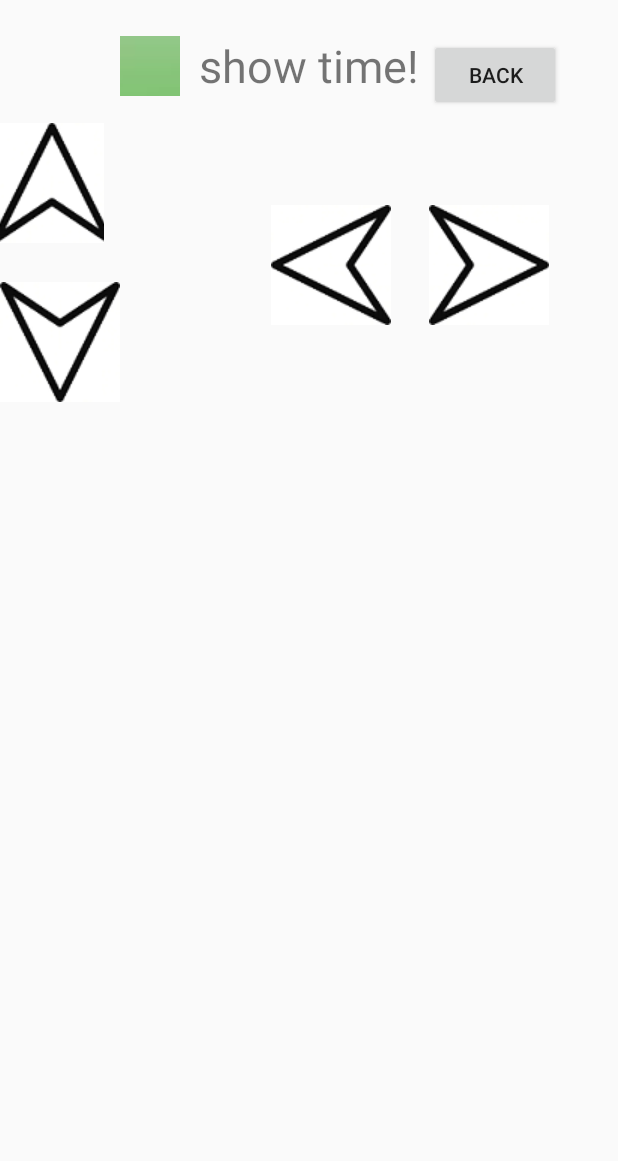
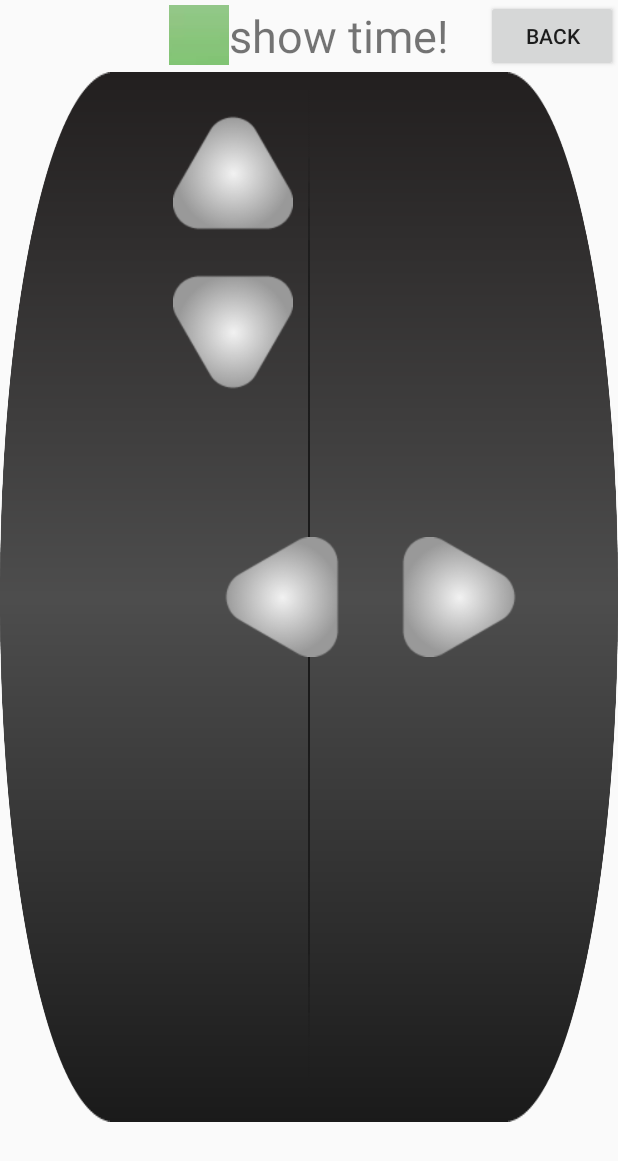
Before and after one commit to Danielfee1995/controlcar, an Android app: the layout activity_control.xml on its own in the app's theme, with its tools: preview values and no code run, on a phone screen of 412 x 824 dp. Shown: the top 1161 px of the screen. Run offline under Robolectric (Android 15) with nearby library versions, the phone set to English and light mode, and no system bars.

Commit message:
final project

```diff
--- a/app/src/main/res/layout/activity_control.xml
+++ b/app/src/main/res/layout/activity_control.xml
@@ -1,60 +1,88 @@
 <?xml version="1.0" encoding="utf-8"?>
-<RelativeLayout xmlns:android="http://schemas.android.com/apk/res/android"
+<LinearLayout xmlns:android="http://schemas.android.com/apk/res/android"
     xmlns:app="http://schemas.android.com/apk/res-auto"
     xmlns:tools="http://schemas.android.com/tools"
     android:layout_width="match_parent"
     android:layout_height="match_parent"
+    android:orientation="vertical"
     tools:context="com.example.legendpeng.controlcar.ControlActivity">
 
 
-    <TextView
-
+    <RelativeLayout
         android:layout_width="wrap_content"
         android:layout_height="wrap_content"
-        android:layout_alignParentTop="true"
-        android:layout_centerHorizontal="true"
-        android:layout_marginTop="23dp"
+        android:orientation="horizontal"
+
+        >
+        <LinearLayout
+            android:layout_width="wrap_content"
+            android:layout_height="wrap_content"
+            android:layout_centerInParent="true">
+            <ImageButton
+
+                android:background="#00000000"
+                android:id="@+id/imageButton3"
+                android:layout_width="40dp"
+                android:layout_height="40dp"
+
+                android:src="@drawable/green" />
+            <TextView
+                android:layout_width="wrap_content"
+                android:layout_height="wrap_content"
+
                 android:text="@string/show"
                 android:textSize="30dp"
-        android:id="@+id/textView5" />
+                android:id="@+id/textView5"/>
+            <!--android:background="@drawable/device_name"/>-->
+        </LinearLayout>
 
         <Button
             android:id="@+id/btn_abort"
             android:layout_width="wrap_content"
             android:layout_height="wrap_content"
-        android:layout_alignBaseline="@+id/textView5"
-        android:layout_alignBottom="@+id/textView5"
-        android:layout_alignParentEnd="true"
             android:layout_alignParentRight="true"
-        android:layout_marginEnd="38dp"
-        android:layout_marginRight="38dp"
             android:text="back" />
+    </RelativeLayout>
+
+
+<RelativeLayout
+    android:layout_width="wrap_content"
+    android:layout_height="wrap_content">
+
+    <ImageView
+        android:layout_width="wrap_content"
+        android:layout_height="wrap_content"
+        android:layout_alignParentLeft="true"
+        android:layout_alignParentStart="true"
+        android:layout_alignParentTop="true"
+        android:background="@drawable/remote_body" />
 
     <ImageButton
         android:id="@+id/ib_up"
         android:layout_width="80dp"
         android:layout_height="80dp"
 
-        android:layout_below="@+id/textView5"
-        android:layout_marginEnd="63dp"
-        android:layout_marginRight="63dp"
-        android:layout_marginTop="18dp"
-        android:layout_toLeftOf="@+id/textView5"
-        android:layout_toStartOf="@+id/textView5"
-        android:background="@drawable/control_background"
-        android:src="@drawable/pointer" />
+        android:layout_alignParentLeft="true"
+        android:layout_alignParentStart="true"
+        android:layout_alignParentTop="true"
+        android:layout_marginLeft="115dp"
+        android:layout_marginStart="115dp"
+        android:layout_marginTop="27dp"
+        android:background="@drawable/upplan" />
+        <!--android:src="@drawable/pointer" -->
+
 
     <ImageButton
         android:id="@+id/ib_left"
         android:layout_width="80dp"
         android:layout_height="80dp"
-        android:layout_alignTop="@+id/ib_right"
-        android:layout_marginEnd="25dp"
-        android:layout_marginRight="25dp"
-        android:layout_toLeftOf="@+id/btn_abort"
-        android:layout_toStartOf="@+id/btn_abort"
-        android:background="@drawable/control_background"
-        android:src="@drawable/pointer_left" />
+        android:layout_centerVertical="true"
+        android:layout_marginEnd="38dp"
+        android:layout_marginRight="38dp"
+        android:layout_toLeftOf="@+id/ib_right"
+        android:layout_toStartOf="@+id/ib_right"
+        android:background="@drawable/leftplan" />
+        <!--android:src="@drawable/pointer_left" -->
 
     <ImageButton
         android:id="@+id/ib_down"
@@ -66,29 +94,23 @@
         android:layout_alignStart="@+id/ib_up"
         android:layout_below="@+id/ib_up"
         android:layout_marginTop="26dp"
-        android:background="@drawable/control_background"
-        android:src="@drawable/pointer_down" />
+        android:background="@drawable/downplan" />
+        <!--android:src="@drawable/pointer_down" -->
+
 
     <ImageButton
         android:id="@+id/ib_right"
         android:layout_width="80dp"
         android:layout_height="80dp"
 
-        android:layout_alignBottom="@+id/ib_down"
-        android:layout_alignLeft="@+id/btn_abort"
-        android:layout_alignStart="@+id/btn_abort"
-        android:layout_marginBottom="51dp"
-        android:background="@drawable/control_background"
-        android:src="@drawable/pointer_right" />
-
-    <ImageButton
-        android:background="#00000000"
-        android:id="@+id/imageButton3"
-        android:layout_width="40dp"
-        android:layout_height="40dp"
-        android:layout_above="@+id/ib_up"
-        android:layout_toEndOf="@+id/ib_down"
-        android:layout_toRightOf="@+id/ib_down"
-        android:src="@drawable/green" />
+        android:layout_alignParentEnd="true"
+        android:layout_alignParentRight="true"
+        android:layout_centerVertical="true"
+        android:layout_marginEnd="66dp"
+        android:layout_marginRight="66dp"
+        android:background="@drawable/rightplan"/>
+        <!--android:src="@drawable/pointer_right" -->
 
 </RelativeLayout>
+
+</LinearLayout>
```
Also changed, not shown: app/src/main/java/com/example/legendpeng/controlcar/ControlActivity.java (+63 -9 lines), app/src/main/java/com/example/legendpeng/controlcar/MainActivity.java (+13 -3 lines), app/src/main/res/drawable/device_name.png (added), app/src/main/res/drawable/down_pressedplan.png (added), app/src/main/res/drawable/downplan.png (added), app/src/main/res/drawable/left_pressedplan.png (added), app/src/main/res/drawable/leftplan.png (added), app/src/main/res/drawable/remote_body.png (added), app/src/main/res/drawable/right_pressedplan.png (added), app/src/main/res/drawable/rightplan.png (added), app/src/main/res/drawable/up_pressedplan.png (added), app/src/main/res/drawable/upplan.png (added), 42 other files. Lines whose indentation alone changed are shown as unchanged.
